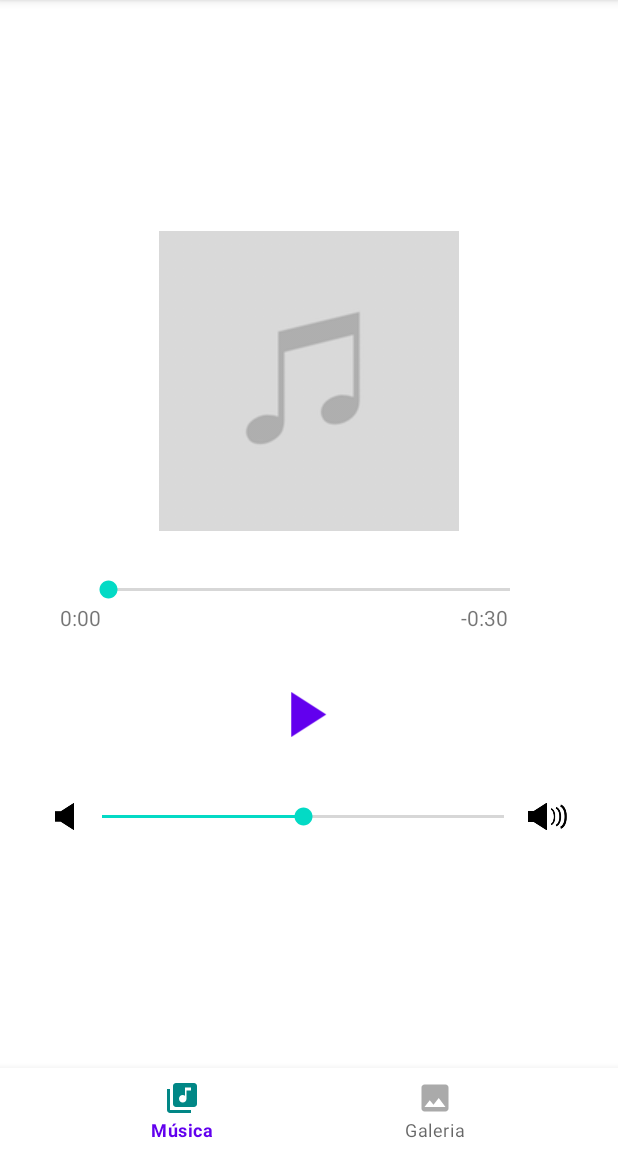
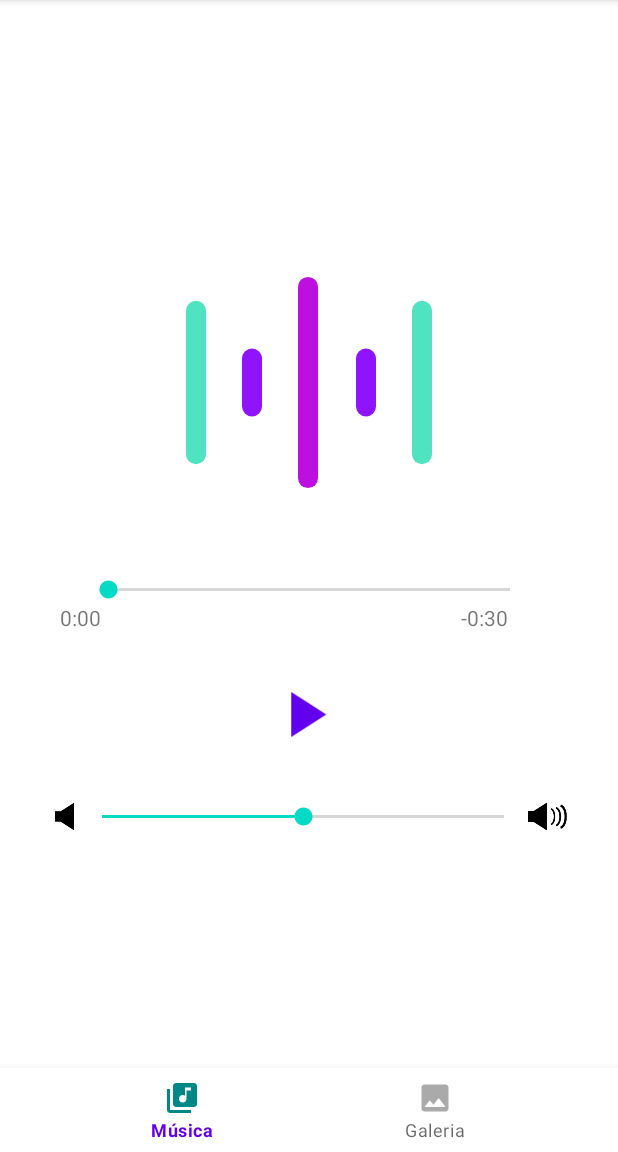
Before and after one commit to valcar3d/MusicApp, an Android app: the screen it shows after launch (MainActivity), on a phone screen of 412 x 824 dp, the part 84-1236 px from its top. Run offline under Robolectric (Android 15) with nearby library versions, the light colour scheme and no system bars; our stand-ins replace Room's generated code, data binding.

Commit message:
agregada animacion mientras se reproduce audio

```diff
--- a/app/build.gradle
+++ b/app/build.gradle
@@ -89,4 +89,8 @@ dependencies {
     implementation 'com.github.f0ris.sweetalert:library:1.5.6'
     kapt 'com.android.databinding:compiler:3.1.4'
 
+
+    //Lottie
+    implementation 'com.airbnb.android:lottie:3.4.4'
+
 }
--- a/app/src/main/java/com/dimensiva/musicapp/fragments/MusicFragment.kt
+++ b/app/src/main/java/com/dimensiva/musicapp/fragments/MusicFragment.kt
@@ -40,8 +40,9 @@ class MusicFragment : Fragment() {
     override fun onViewCreated(view: View, savedInstanceState: Bundle?) {
         super.onViewCreated(view, savedInstanceState)
 
+
         mp = MediaPlayer.create(activity, R.raw.music)
-        mp.isLooping = true
+        mp.isLooping = false
         mp.setVolume(0.5f, 0.5f)
         totalTime = mp.duration
 
@@ -72,6 +73,7 @@ class MusicFragment : Fragment() {
         // Position Bar
         binding.apply {
             positionBar.max = totalTime
+
             positionBar.setOnSeekBarChangeListener(
                 object : SeekBar.OnSeekBarChangeListener {
                     override fun onProgressChanged(
@@ -105,8 +107,10 @@ class MusicFragment : Fragment() {
                 var elapsedTime = createTimeLabel(currentPosition)
                 binding.elapsedTimeLabel.text = elapsedTime
 
+
                 var remainingTime = createTimeLabel(totalTime - currentPosition)
                 binding.remainingTimeLabel.text = "-$remainingTime"
+
             }
         }
 
@@ -127,11 +131,13 @@ class MusicFragment : Fragment() {
         binding.playBtn.setOnClickListener {
             if (mp.isPlaying) {
                 // Stop
+                binding.animationView.pauseAnimation()
                 mp.pause()
                 binding.playBtn.setBackgroundResource(R.drawable.play)
 
             } else {
                 // Start
+                binding.animationView.playAnimation()
                 mp.start()
                 binding.playBtn.setBackgroundResource(R.drawable.stop)
             }
@@ -152,7 +158,4 @@ class MusicFragment : Fragment() {
     }
 
 
-
-
-
 }
--- a/app/src/main/java/com/dimensiva/musicapp/views/MainActivity.kt
+++ b/app/src/main/java/com/dimensiva/musicapp/views/MainActivity.kt
@@ -98,47 +98,12 @@ class MainActivity : AppCompatActivity(), BottomNavigationView.OnNavigationItemS
 
             R.id.musicIcon -> {
 
-                /*   if (!MusicFragment.newInstance().isAdded) {
-                       supportFragmentManager.beginTransaction().apply {
-                           setCustomAnimations(
-                               R.anim.fade_in,
-                               R.anim.fade_out
-                           )
-                           add(R.id.container, MusicFragment.newInstance())
-                           hide(GalleryFragment.newInstance())
-                           show(MusicFragment.newInstance())
-                       }.commit()
-                   } else {
-
-
-                       supportFragmentManager.beginTransaction()
-                           .hide(GalleryFragment.newInstance())
-                           .show(MusicFragment.newInstance())
-                           .commit()
-                   }*/
                 supportFragmentManager.beginTransaction()
                     .replace(R.id.container, MusicFragment.newInstance()).commit()
                 return true
             }
 
             R.id.galleryIcon -> {
-
-                /*  if (!GalleryFragment.newInstance().isAdded) {
-                      supportFragmentManager.beginTransaction().apply {
-                          setCustomAnimations(
-                              R.anim.fade_in,
-                              R.anim.fade_out
-                          )
-                          add(R.id.container, GalleryFragment.newInstance())
-                          hide(MusicFragment.newInstance())
-                          show(GalleryFragment.newInstance())
-                      }.commit()
-                  } else {
-                      supportFragmentManager.beginTransaction()
-                          .hide(MusicFragment.newInstance())
-                          .show(GalleryFragment.newInstance())
-                          .commit()
-                  }*/
                 supportFragmentManager.beginTransaction()
                     .replace(R.id.container, GalleryFragment.newInstance()).commit()
 
--- a/app/src/main/res/layout/fragment_music.xml
+++ b/app/src/main/res/layout/fragment_music.xml
@@ -1,5 +1,6 @@
 <?xml version="1.0" encoding="utf-8"?>
 <layout xmlns:android="http://schemas.android.com/apk/res/android"
+    xmlns:app="http://schemas.android.com/apk/res-auto"
     xmlns:tools="http://schemas.android.com/tools">
 
     <data>
@@ -25,10 +26,15 @@
                 android:orientation="vertical"
                 tools:context=".MainActivity">
 
-                <ImageView
-                    android:layout_width="wrap_content"
-                    android:layout_height="wrap_content"
-                    android:src="@drawable/image" />
+
+                <com.airbnb.lottie.LottieAnimationView
+                    android:id="@+id/animationView"
+                    android:layout_width="200dp"
+                    android:layout_height="200dp"
+                    app:lottie_autoPlay="false"
+                    app:lottie_loop="true"
+                    app:lottie_rawRes="@raw/music_animation" />
+
 
                 <SeekBar
                     android:id="@+id/positionBar"
```
Also changed, not shown: app/src/main/res/raw/music_animation.json (added, +1 -0 lines).
